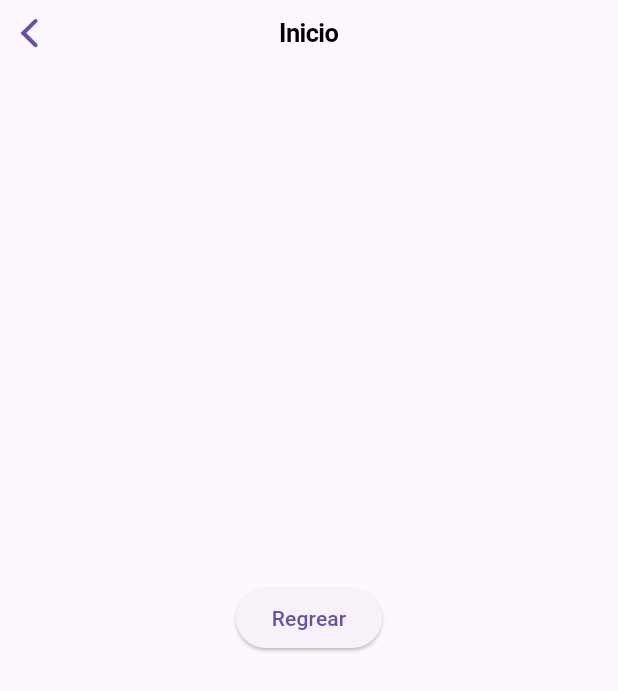
After one commit to matiox23/app_andamios, a Flutter app: the Home screen opened directly, on a phone screen of 412 x 824 dp. The commit adds this screen. Shown: the top 691 px of the screen. Run offline on Flutter 3.47's test engine with Material 3 defaults, Android fonts, the phone set to English and light mode, and no system bars; our stand-ins replace gap.

Commit message:
Feat: HomePage V.1

```diff
--- /dev/null
+++ b/lib/presentation/widgets/home.dart
@@ -0,0 +1,27 @@
+import 'package:flutter/cupertino.dart';
+import 'package:flutter/material.dart';
+
+class Home extends StatefulWidget {
+  const Home({super.key});
+
+  @override
+  State<Home> createState() => _HomeState();
+}
+
+class _HomeState extends State<Home> {
+  @override
+  Widget build(BuildContext context) {
+    return CupertinoPageScaffold(
+      navigationBar: const CupertinoNavigationBar(
+        middle: Text(("Inicio")),
+      ),
+      child: Center(
+        child: ElevatedButton(
+            onPressed: () {
+              Navigator.pop(context);
+            },
+            child: const Text("Regrear")),
+      ),
+    );
+  }
+}
```
Also changed, not shown: lib/presentation/widgets/login_form.dart (+49 -5 lines), lib/presentation/widgets/button.dart (added).
